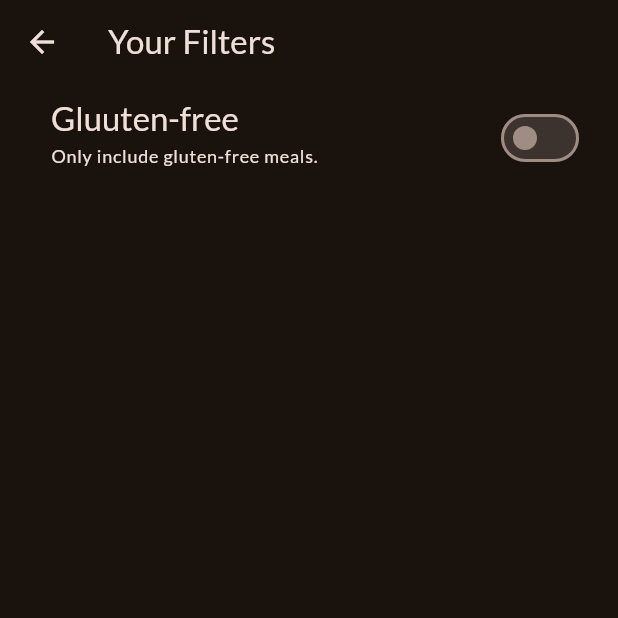
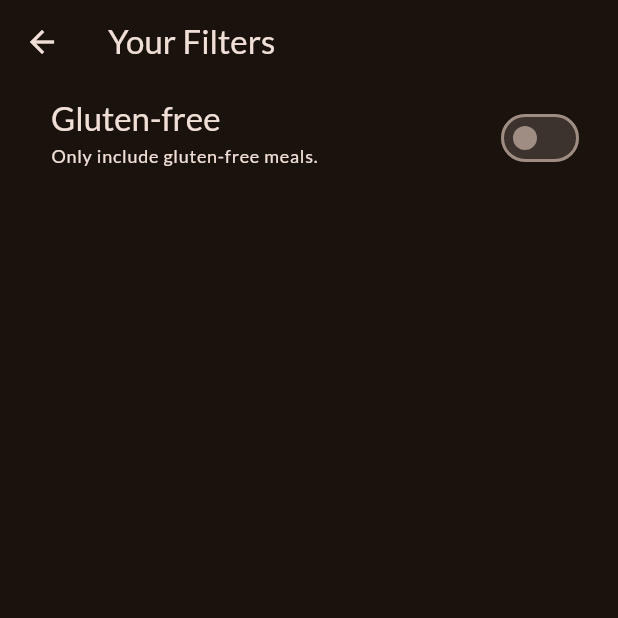
Before and after one commit to yulin0625/meals, a Flutter app: the FiltersScreen screen opened directly, on a phone screen of 412 x 824 dp, the top half of it. Run offline on Flutter 3.47's test engine with Material 3 defaults, Android fonts, the phone set to English and light mode, and no system bars; our stand-ins replace google_fonts, transparent_image.

Commit message:
Fix typo

```diff
--- a/lib/screens/filters.dart
+++ b/lib/screens/filters.dart
@@ -43,7 +43,7 @@ class _FiltersScreenState extends State<FiltersScreen> {
               });
             },
             title: Text(
-              'Gluuten-free',
+              'Gluten-free',
               style: Theme.of(context).textTheme.titleLarge!.copyWith(
                     color: Theme.of(context).colorScheme.onBackground,
                   ),
```
